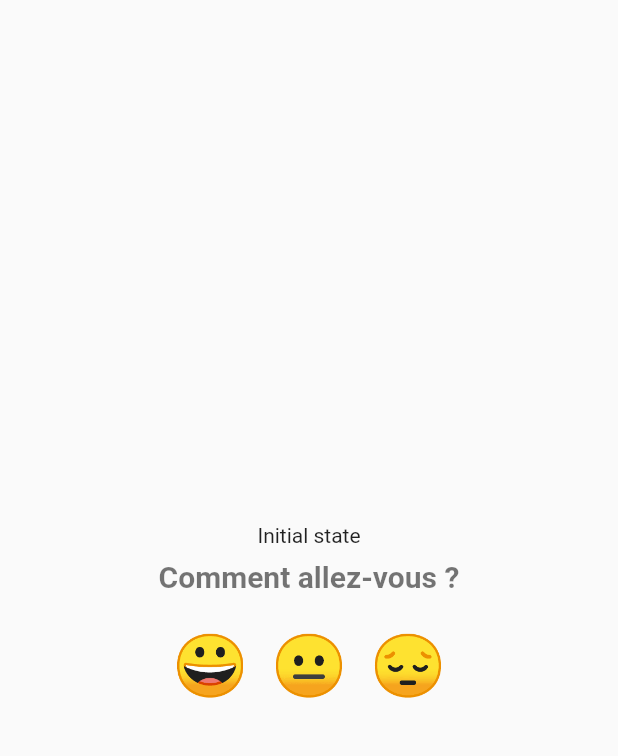
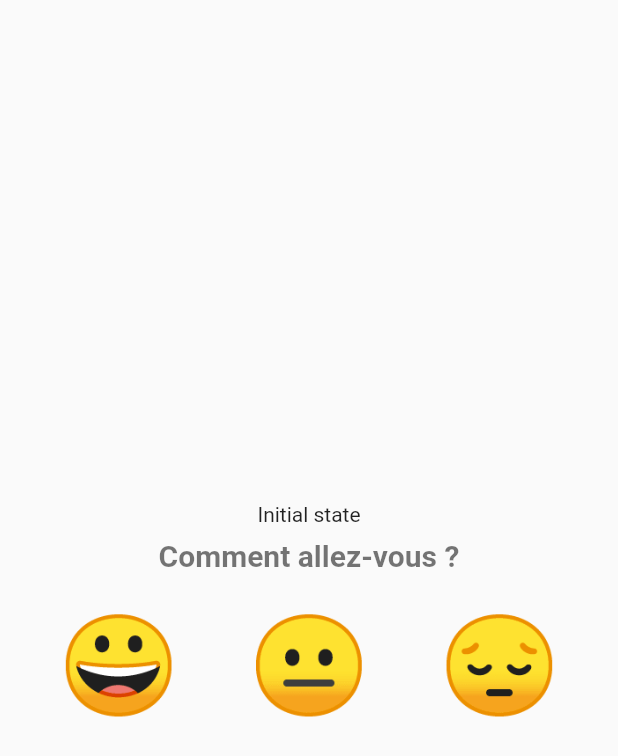
Before and after one commit to bynicodevelop/com_nicodevelop_howareyou, a Flutter app: the screen it shows after launch, on a phone screen of 412 x 824 dp. Shown: the top 756 px of the screen. Run offline on Flutter 3.47's test engine with Material 2 defaults, Android fonts, the phone set to English and light mode, and no system bars; our stand-ins replace bloc, equatable, flutter_bloc, hive, hive_flutter; missing offline and left inert: inputs_components; accounts and stored records are empty.

Commit message:
Permet d'avoir plus d'espacement entre les icons

```diff
--- a/lib/screens/how_are_you_screen.dart
+++ b/lib/screens/how_are_you_screen.dart
@@ -40,14 +40,14 @@ class HowAreYouScreen extends StatelessWidget {
               height: 16,
             ),
             Row(
-              mainAxisAlignment: MainAxisAlignment.center,
+              mainAxisAlignment: MainAxisAlignment.spaceEvenly,
               children: [
                 TextButton(
                   onPressed: () {},
                   child: const Text(
                     '😀',
                     style: TextStyle(
-                      fontSize: 40,
+                      fontSize: 64,
                     ),
                   ),
                 ),
@@ -56,7 +56,7 @@ class HowAreYouScreen extends StatelessWidget {
                   child: const Text(
                     '😐',
                     style: TextStyle(
-                      fontSize: 40,
+                      fontSize: 64,
                     ),
                   ),
                 ),
@@ -65,7 +65,7 @@ class HowAreYouScreen extends StatelessWidget {
                   child: const Text(
                     '😔',
                     style: TextStyle(
-                      fontSize: 40,
+                      fontSize: 64,
                     ),
                   ),
                 ),
```
